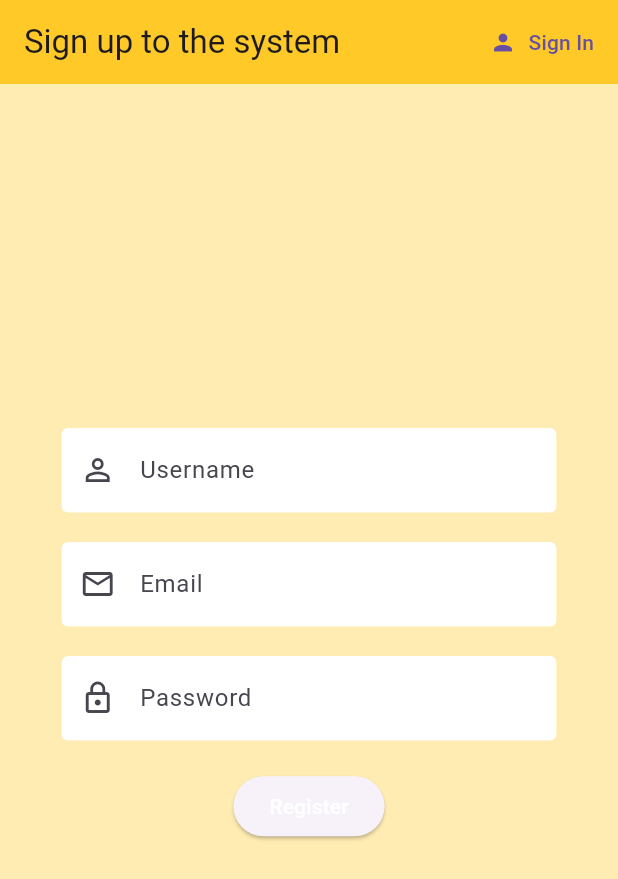
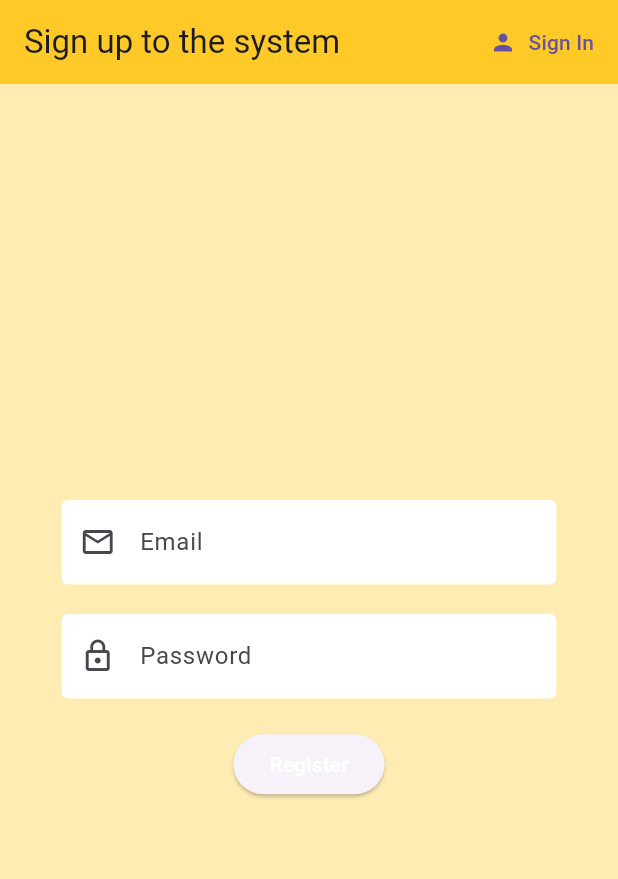
Before and after one commit to HusamAbadi/ConfManSys-MobApp, a Flutter app: the screen it shows after launch, after a tap on "Register", on a phone screen of 412 x 824 dp. Shown: the top 879 px of the screen. Run offline on Flutter 3.47's test engine with Material 3 defaults, Android fonts, the phone set to English and light mode, and no system bars; our stand-ins replace cloud_firestore, firebase_auth, firebase_core, flutter_spinkit; accounts and stored records are empty.

Commit message:
diplayed username from user email

```diff
--- a/lib/screens/authenticate/register.dart
+++ b/lib/screens/authenticate/register.dart
@@ -50,17 +50,17 @@ class _RegisterState extends State<Register> {
                 child: Column(
                   mainAxisAlignment: MainAxisAlignment.center,
                   children: <Widget>[
-                    TextFormField(
-                      decoration: textInputDecoration.copyWith(
-                        labelText: 'Username',
-                        prefixIcon: const Icon(Icons.person_outline),
-                      ),
-                      validator: (val) =>
-                          val!.isEmpty ? 'Enter a username' : null,
-                      onChanged: (val) {
-                        setState(() => username = val);
-                      },
-                    ),
+                    // TextFormField(
+                    //   decoration: textInputDecoration.copyWith(
+                    //     labelText: 'Username',
+                    //     prefixIcon: const Icon(Icons.person_outline),
+                    //   ),
+                    //   validator: (val) =>
+                    //       val!.isEmpty ? 'Enter a username' : null,
+                    //   onChanged: (val) {
+                    //     setState(() => username = val);
+                    //   },
+                    // ),
                     const SizedBox(height: 20.0),
                     TextFormField(
                       decoration: textInputDecoration.copyWith(
--- a/lib/services/auth.dart
+++ b/lib/services/auth.dart
@@ -6,53 +6,7 @@ import 'package:firebase_auth/firebase_auth.dart';
 class AuthService {
   final FirebaseAuth _auth = FirebaseAuth.instance;
   final FirebaseFirestore _firestore = FirebaseFirestore.instance;
-
-  AppUser? _userFromFirebaseUser(User? user, {String username = ''}) {
-    return user != null
-        ? AppUser(
-            id: user.uid,
-            username: username, // Use the provided username
-            favoritePapers: [],
-            reports: [],
-          )
-        : null;
-  }
-
-  Stream<AppUser?> get userStream {
-    return _auth.authStateChanges().asyncMap((User? user) async {
-      if (user != null) {
-        try {
-          DocumentSnapshot doc =
-              await _firestore.collection('users').doc(user.uid).get();
-          if (doc.exists) {
-            String username = doc.get('username');
-            return AppUser.fromFirestore(doc);
-          } else {
-            // If the document doesn't exist, create one with default values
-            await _firestore.collection('users').doc(user.uid).set({
-              'username': '',
-              'favoritePapers': [],
-              'reports': [],
-            });
-            return AppUser(
-              id: user.uid,
-              username: '',
-              favoritePapers: [],
-              reports: [],
-            );
-          }
-        } catch (e) {
-          return AppUser(
-            id: user.uid,
-            username: '',
-            favoritePapers: [],
-            reports: [],
-          );
-        }
-      }
-      return null;
-    });
-  }
+  String displayedname = '';
 
   Future<AppUser?> signInWithEmailAndPassword(
       String email, String password) async {
@@ -88,9 +42,12 @@ class AuthService {
 
   Future<AppUser?> registerWithEmailAndPassword(
       String email, String password, String username) async {
+    displayedname = username;
     try {
       UserCredential result = await _auth.createUserWithEmailAndPassword(
-          email: email, password: password, username: username);
+        email: email,
+        password: password,
+      );
       User? user = result.user;
 
       if (user != null) {
@@ -128,4 +85,43 @@ class AuthService {
       print(e.toString());
     }
   }
+
+  AppUser? _userFromFirebaseUser(User? user, {String username = ''}) {
+    return user != null
+        ? AppUser(
+            id: user.uid,
+            username: username, // Use the provided username
+            favoritePapers: [],
+            reports: [],
+          )
+        : null;
+  }
+
+  Stream<AppUser?> get userStream {
+    return _auth.authStateChanges().asyncMap((User? user) async {
+      if (user != null) {
+        DocumentSnapshot doc =
+            await _firestore.collection('users').doc(user.uid).get();
+        if (doc.exists) {
+          return AppUser.fromFirestore(doc);
+        } else {
+          // If the document doesn't exist, create one with default values
+          String defaultUsername = user.email?.split('@')[0] ?? 'User';
+          // String defaultUsername = user.displayName ?? 'User';
+          await _firestore.collection('users').doc(user.uid).set({
+            'username': defaultUsername,
+            'favoritePapers': [],
+            'reports': [],
+          });
+          return AppUser(
+            id: user.uid,
+            username: defaultUsername,
+            favoritePapers: [],
+            reports: [],
+          );
+        }
+      }
+      return null;
+    });
+  }
 }
```
Also changed, not shown: 1 other file.
